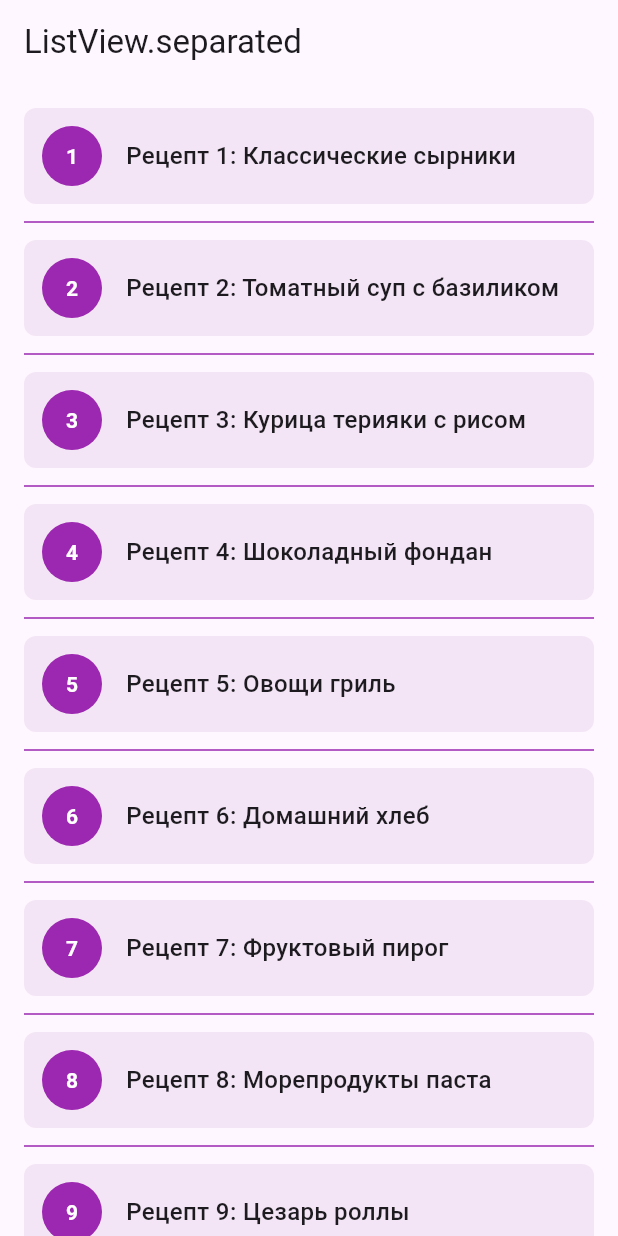
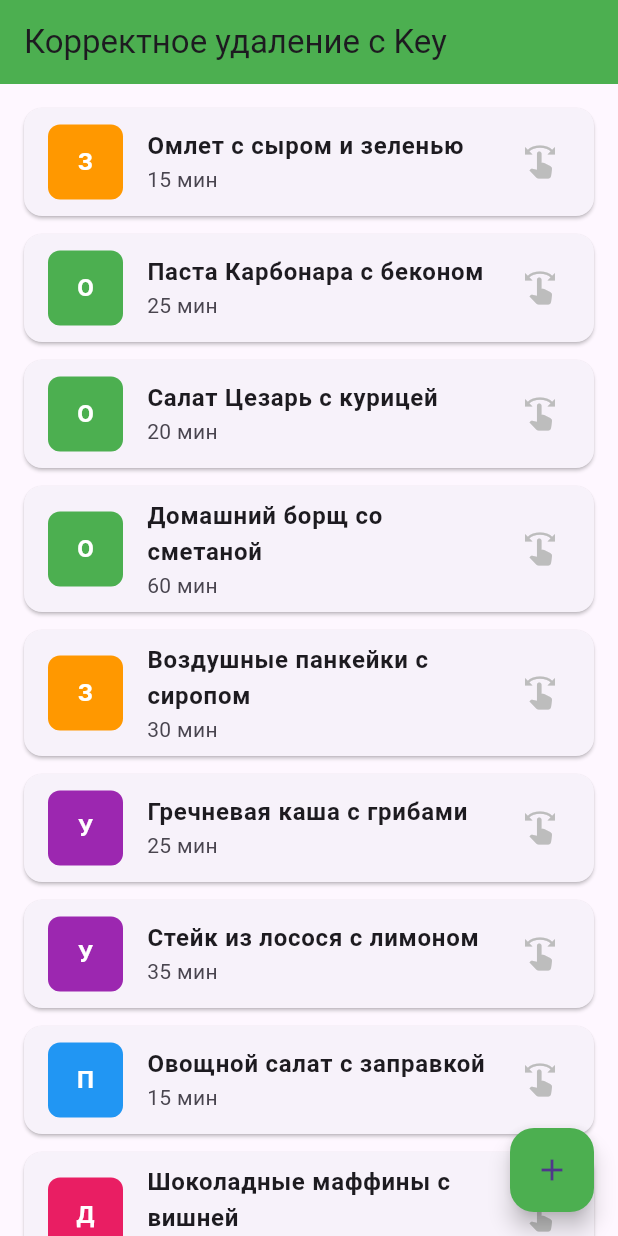
Before and after one commit to verniiiii/flutter4, a Flutter app: the screen it shows after launch, on a phone screen of 412 x 824 dp. Run offline on Flutter 3.47's test engine with Material 3 defaults, Android fonts, the phone set to English and light mode, and no system bars.

Commit message:
delete element

```diff
--- a/lib/main.dart
+++ b/lib/main.dart
@@ -10,86 +10,175 @@ class MyApp extends StatelessWidget {
   @override
   Widget build(BuildContext context) {
     return MaterialApp(
-      title: 'Кулинарная книга',
+      title: 'Корректное удаление с Key',
       theme: ThemeData(
-        primarySwatch: Colors.purple,
+        primarySwatch: Colors.green,
       ),
-      home: const RecipeListSeparated(),
+      home: const CorrectDeletionList(),
     );
   }
 }
 
-class RecipeListSeparated extends StatelessWidget {
-  const RecipeListSeparated({super.key});
+class CorrectDeletionList extends StatefulWidget {
+  const CorrectDeletionList({super.key});
 
-  final List<String> recipes = const [
-    'Рецепт 1: Классические сырники',
-    'Рецепт 2: Томатный суп с базиликом',
-    'Рецепт 3: Курица терияки с рисом',
-    'Рецепт 4: Шоколадный фондан',
-    'Рецепт 5: Овощи гриль',
-    'Рецепт 6: Домашний хлеб',
-    'Рецепт 7: Фруктовый пирог',
-    'Рецепт 8: Морепродукты паста',
-    'Рецепт 9: Цезарь роллы',
-    'Рецепт 10: Медовое печенье',
+  @override
+  _CorrectDeletionListState createState() => _CorrectDeletionListState();
+}
+
+class _CorrectDeletionListState extends State<CorrectDeletionList> {
+  List<Recipe> recipes = [
+    Recipe('Омлет с сыром и зеленью', '15 мин', 'Завтрак'),
+    Recipe('Паста Карбонара с беконом', '25 мин', 'Обед'),
+    Recipe('Салат Цезарь с курицей', '20 мин', 'Обед'),
+    Recipe('Домашний борщ со сметаной', '60 мин', 'Обед'),
+    Recipe('Воздушные панкейки с сиропом', '30 мин', 'Завтрак'),
+    Recipe('Гречневая каша с грибами', '25 мин', 'Ужин'),
+    Recipe('Стейк из лосося с лимоном', '35 мин', 'Ужин'),
+    Recipe('Овощной салат с заправкой', '15 мин', 'Перекус'),
+    Recipe('Шоколадные маффины с вишней', '50 мин', 'Десерт'),
+    Recipe('Фруктовый смузи с бананом', '10 мин', 'Перекус'),
   ];
+
+  void _removeRecipe(int index) {
+    setState(() {
+      recipes.removeAt(index);
+    });
+  }
+
+  void _addRecipe() {
+    setState(() {
+      recipes.add(Recipe(
+        'Новый рецепт ${recipes.length + 1}',
+        '${10 + recipes.length} мин',
+        'Разное',
+      ));
+    });
+  }
+
+  Color _getColorForType(String type) {
+    switch (type) {
+      case 'Завтрак':
+        return Colors.orange;
+      case 'Обед':
+        return Colors.green;
+      case 'Ужин':
+        return Colors.purple;
+      case 'Десерт':
+        return Colors.pink;
+      case 'Перекус':
+        return Colors.blue;
+      default:
+        return Colors.grey;
+    }
+  }
 
   @override
   Widget build(BuildContext context) {
     return Scaffold(
       appBar: AppBar(
-        title: const Text('ListView.separated'),
+        title: const Text('Корректное удаление с Key'),
+        backgroundColor: Colors.green,
       ),
-      body: ListView.separated(
+      body: ListView.builder(
         padding: const EdgeInsets.all(16.0),
         itemCount: recipes.length,
-        separatorBuilder: (context, index) => const Divider(
-          color: Colors.purple,
-          height: 24,
-          thickness: 1,
-        ),
         itemBuilder: (context, index) {
-          return Container(
-            padding: const EdgeInsets.all(12),
-            decoration: BoxDecoration(
-              color: Colors.purple[50],
-              borderRadius: BorderRadius.circular(8),
+          final recipe = recipes[index];
+          return Dismissible(
+            key: ValueKey(recipe.title), // Уникальный ключ для каждого элемента
+            direction: DismissDirection.endToStart,
+            background: Container(
+              color: Colors.red,
+              alignment: Alignment.centerRight,
+              padding: const EdgeInsets.only(right: 20),
+              child: const Icon(
+                Icons.delete,
+                color: Colors.white,
+                size: 30,
+              ),
             ),
-            child: Row(
-              children: [
-                Container(
-                  width: 40,
-                  height: 40,
+            confirmDismiss: (direction) async {
+              // Подтверждение удаления
+              return await showDialog(
+                context: context,
+                builder: (BuildContext context) {
+                  return AlertDialog(
+                    title: const Text('Подтверждение'),
+                    content: Text('Удалить рецепт "${recipe.title}"?'),
+                    actions: [
+                      TextButton(
+                        onPressed: () => Navigator.of(context).pop(false),
+                        child: const Text('Отмена'),
+                      ),
+                      TextButton(
+                        onPressed: () => Navigator.of(context).pop(true),
+                        child: const Text('Удалить'),
+                      ),
+                    ],
+                  );
+                },
+              );
+            },
+            onDismissed: (direction) {
+              _removeRecipe(index);
+              ScaffoldMessenger.of(context).showSnackBar(
+                SnackBar(
+                  content: Text('Рецепт "${recipe.title}" удален'),
+                  backgroundColor: Colors.red,
+                ),
+              );
+            },
+            child: Card(
+              margin: const EdgeInsets.only(bottom: 12),
+              child: ListTile(
+                leading: Container(
+                  width: 50,
+                  height: 50,
                   decoration: BoxDecoration(
-                    color: Colors.purple,
-                    borderRadius: BorderRadius.circular(20),
+                    color: _getColorForType(recipe.type),
+                    borderRadius: BorderRadius.circular(8),
                   ),
                   child: Center(
                     child: Text(
-                      '${index + 1}',
+                      recipe.type[0],
                       style: const TextStyle(
                         color: Colors.white,
                         fontWeight: FontWeight.bold,
+                        fontSize: 16,
                       ),
                     ),
                   ),
                 ),
-                const SizedBox(width: 16),
-                Expanded(
-                  child: Text(
-                    recipes[index],
-                    style: const TextStyle(
-                      fontSize: 16,
-                      fontWeight: FontWeight.w500,
-                    ),
+                title: Text(
+                  recipe.title,
+                  style: const TextStyle(
+                    fontWeight: FontWeight.bold,
                   ),
                 ),
-              ],
+                subtitle: Text(recipe.time),
+                trailing: Icon(
+                  Icons.swipe,
+                  color: Colors.grey[400],
+                ),
+              ),
             ),
           );
         },
       ),
+      floatingActionButton: FloatingActionButton(
+        onPressed: _addRecipe,
+        backgroundColor: Colors.green,
+        child: const Icon(Icons.add),
+      ),
     );
   }
 }
+
+class Recipe {
+  final String title;
+  final String time;
+  final String type;
+
+  Recipe(this.title, this.time, this.type);
+}
```
